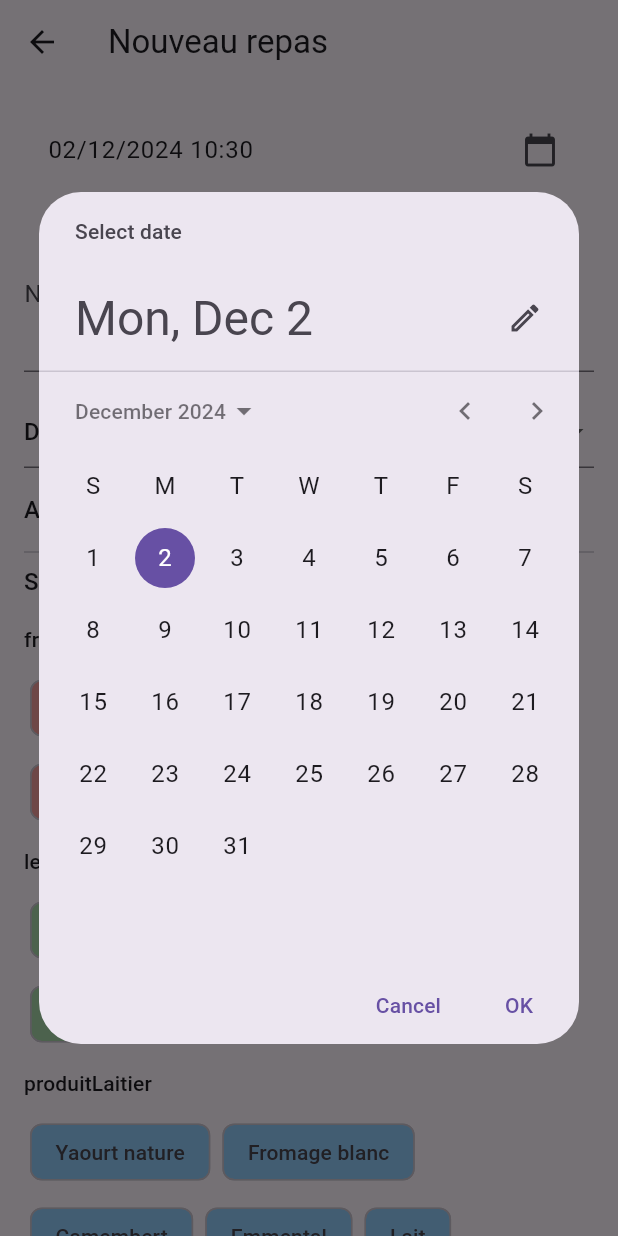
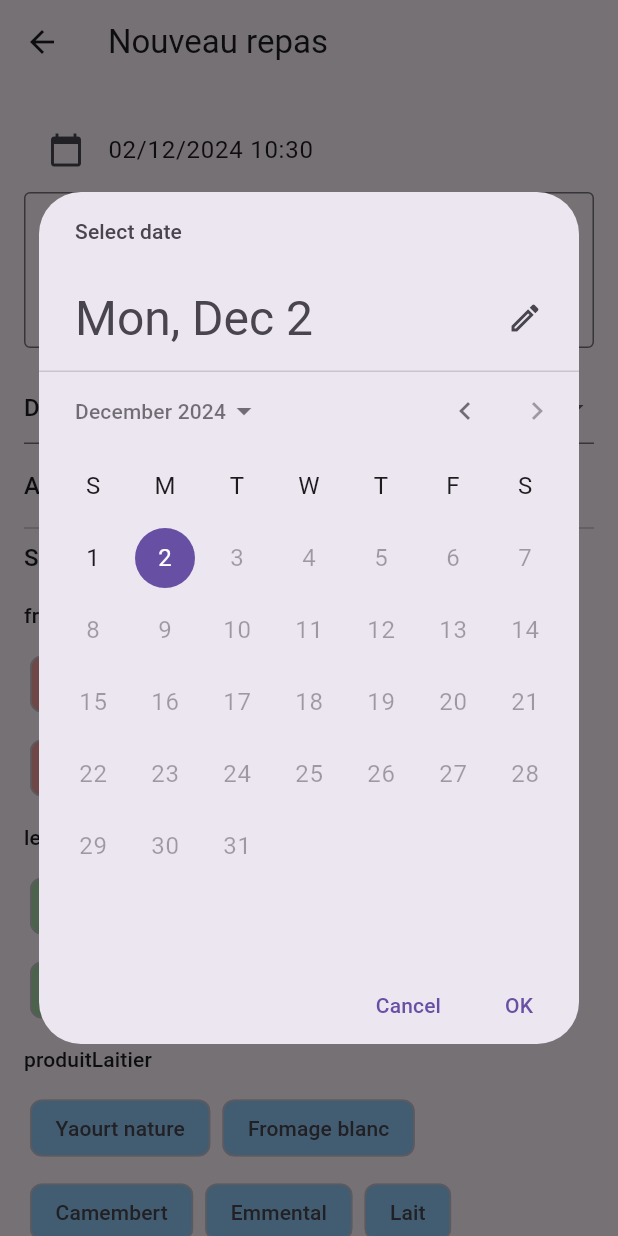
Before and after one commit to daffycricket/my-event-trackers, a Flutter app: the CreateMealScreen screen opened directly, after a tap on an icon or button, on a phone screen of 412 x 824 dp. Run offline on Flutter 3.47's test engine with Material 3 defaults, Android fonts, the phone set to English and light mode, and no system bars; our stand-ins replace flutter_riverpod.

Commit message:
fix date picker in the future + add random data

```diff
--- a/lib/mixins/date_time_picker_mixin.dart
+++ b/lib/mixins/date_time_picker_mixin.dart
@@ -1,33 +1,72 @@
 import 'package:flutter/material.dart';
 
-mixin DateTimePickerMixin<T extends StatefulWidget> on State<T> {
-  DateTime selectedDateTime = DateTime.now();
+mixin DateTimePickerMixin {
+  late DateTime selectedDateTime;
 
-  Future<void> selectDateTime() async {
-    final date = await showDatePicker(
+  Future<void> selectDateTime(BuildContext context) async {
+    final now = DateTime.now();
+
+    if (!context.mounted) return;
+    final DateTime? date = await showDatePicker(
       context: context,
       initialDate: selectedDateTime,
-      firstDate: DateTime(2024),
-      lastDate: DateTime(2025),
+      firstDate: DateTime(2000),
+      lastDate: now,
     );
 
-    if (date != null && mounted) {
-      final time = await showTimePicker(
+    if (date == null || !context.mounted) return;
+
+    final TimeOfDay? time = await showTimePicker(
       context: context,
       initialTime: TimeOfDay.fromDateTime(selectedDateTime),
+      builder: (BuildContext context, Widget? child) {
+        // Désactiver les heures futures si on est aujourd'hui
+        if (date.year == now.year &&
+            date.month == now.month &&
+            date.day == now.day) {
+          return MediaQuery(
+            data: MediaQuery.of(context).copyWith(
+              alwaysUse24HourFormat: true,
+            ),
+            child: Theme(
+              data: Theme.of(context).copyWith(
+                timePickerTheme: TimePickerThemeData(
+                  hourMinuteColor: WidgetStateColor.resolveWith((states) =>
+                    states.contains(WidgetState.selected)
+                        ? Theme.of(context).colorScheme.primary
+                        : Theme.of(context).colorScheme.surface),
+                ),
+              ),
+              child: child!,
+            ),
+          );
+        }
+        return child!;
+      },
     );
 
-      if (time != null) {
-        setState(() {
-          selectedDateTime = DateTime(
+    if (time == null || !context.mounted) return;
+
+    final newDateTime = DateTime(
       date.year,
       date.month,
       date.day,
       time.hour,
       time.minute,
     );
-        });
+
+    // Vérifier si la date/heure sélectionnée n'est pas dans le futur
+    if (newDateTime.isAfter(now)) {
+      if (context.mounted) {
+        ScaffoldMessenger.of(context).showSnackBar(
+          const SnackBar(
+            content: Text('Impossible de sélectionner une date future'),
+          ),
+        );
+      }
+      return;
+    }
+
+    selectedDateTime = newDateTime;
   }
 }
-  }
-}
--- a/lib/widgets/common_event_fields.dart
+++ b/lib/widgets/common_event_fields.dart
@@ -3,41 +3,36 @@ import 'package:intl/intl.dart';
 
 class CommonEventFields extends StatelessWidget {
   final DateTime selectedDateTime;
-  final Function() onDateSelect;
-  final TextEditingController? notesController;
+  final Future<void> Function(BuildContext) onDateSelect;
+  final TextEditingController notesController;
 
   const CommonEventFields({
     super.key,
     required this.selectedDateTime,
     required this.onDateSelect,
-    this.notesController,
+    required this.notesController,
   });
 
   @override
   Widget build(BuildContext context) {
     return Column(
+      crossAxisAlignment: CrossAxisAlignment.start,
       children: [
         ListTile(
+          leading: const Icon(Icons.calendar_today),
           title: Text(
             DateFormat('dd/MM/yyyy HH:mm').format(selectedDateTime),
           ),
-          trailing: const Icon(Icons.calendar_today),
-          onTap: onDateSelect,
+          onTap: () => onDateSelect(context),
         ),
-        if (notesController != null) ...[
-          const SizedBox(height: 16),
-          TextField(
-            controller: notesController!,
-            decoration: const InputDecoration(labelText: 'Notes'),
-            textCapitalization: TextCapitalization.sentences,
-            textInputAction: TextInputAction.done,
-            keyboardType: TextInputType.multiline,
-            maxLines: 3,
-            enableSuggestions: true,
-            autocorrect: true,
-            style: const TextStyle(locale: Locale('fr', 'FR')),
+        TextField(
+          controller: notesController,
+          decoration: const InputDecoration(
+            labelText: 'Notes',
+            border: OutlineInputBorder(),
           ),
-        ],
+          maxLines: 3,
+        ),
       ],
     );
   }
```
Also changed, not shown: lib/providers/events_provider.dart (+5 -97 lines), lib/services/random_data_generator.dart (added, +161 -0 lines). Lines whose indentation alone changed are shown as unchanged.
